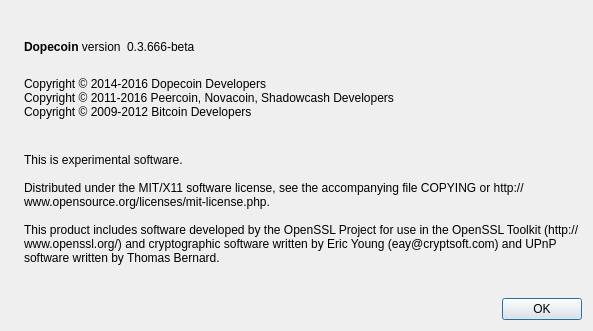
Old version of the form src/qt/forms/aboutdialog.ui in the repository lateminer/DopeCoinV3.
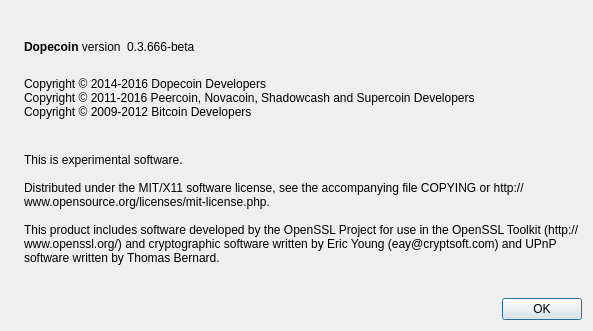
New version of the form. Icons and pictures are not drawn.

```diff
--- a/src/qt/forms/aboutdialog.ui
+++ b/src/qt/forms/aboutdialog.ui
@@ -93,7 +93,7 @@
        <property name="text">
         <string>
 Copyright © 2014-2016 Dopecoin Developers
-Copyright © 2011-2016 Peercoin, Novacoin, Shadowcash Developers
+Copyright © 2011-2016 Peercoin, Novacoin, Shadowcash and Supercoin Developers
 Copyright © 2009-2012 Bitcoin Developers
 </string>
        </property>
```
